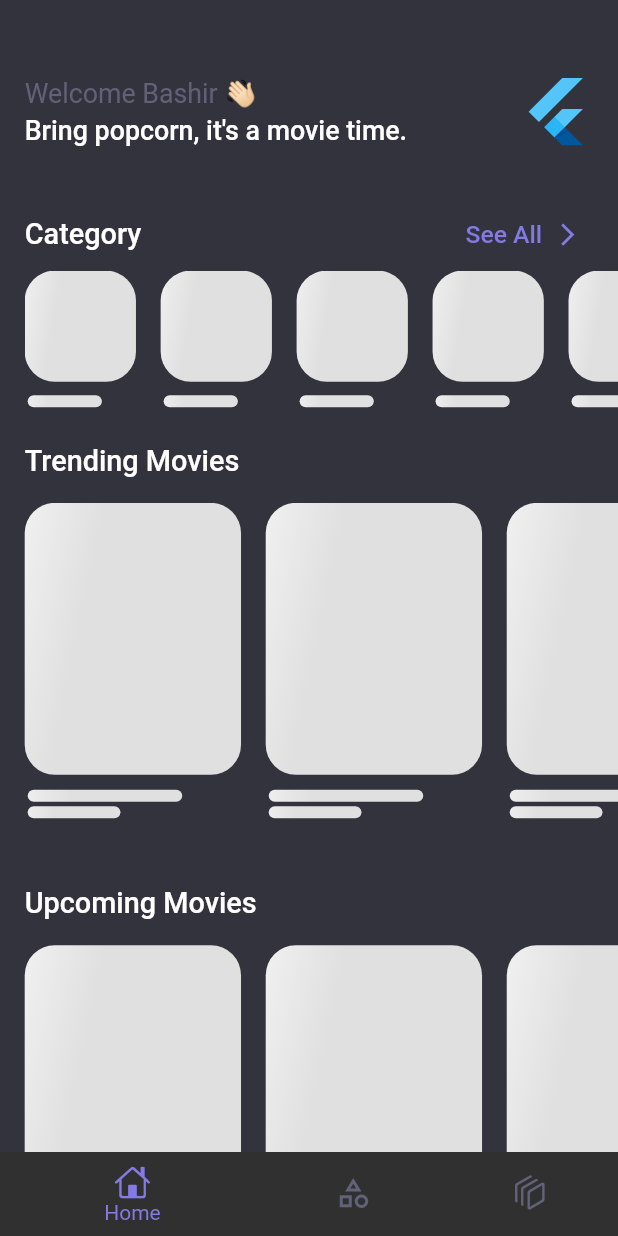
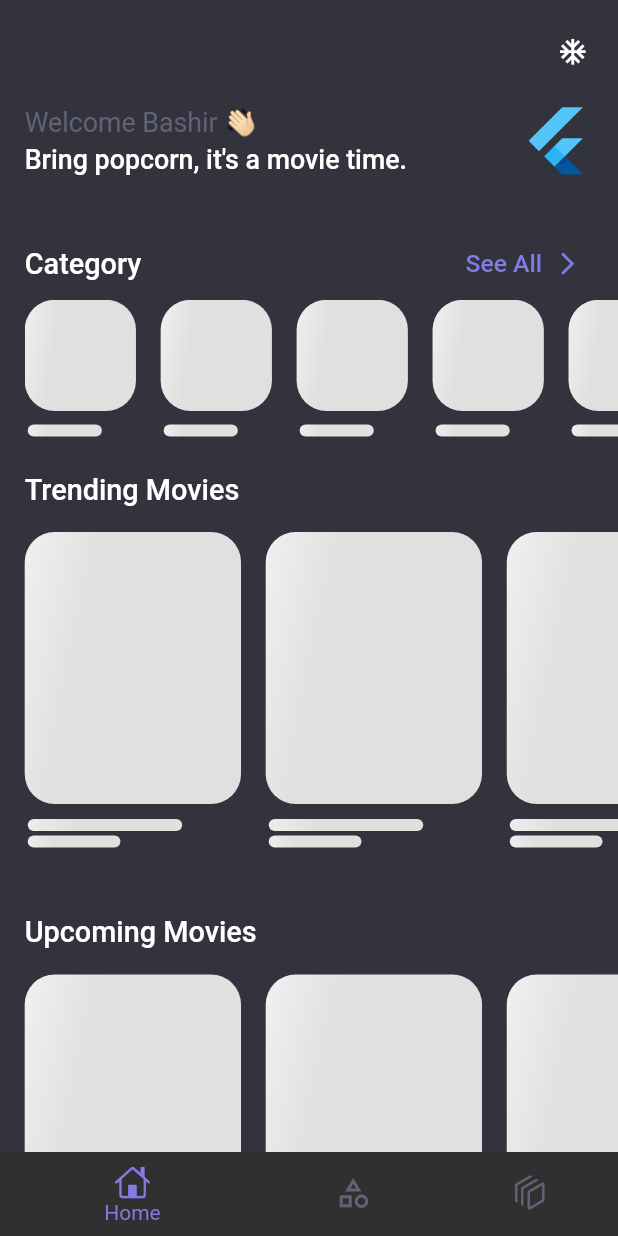
Before and after one commit to BashirAltereh/MoviesTest, a Flutter app: the screen it shows after launch, on a phone screen of 412 x 824 dp. Run offline on Flutter 3.47's test engine with Material 2 defaults, Android fonts, the phone set to English and light mode, and no system bars; our stand-ins replace bloc, cached_network_image, dartz, dio, easy_localization, flutter_bloc and 11 more; accounts and stored records are empty; generated files the repository leaves out were written again; network calls fail; statements that could not run were skipped.

Commit message:
-Enable dark/light theme

```diff
--- a/assets/translations/en.json
+++ b/assets/translations/en.json
@@ -18,5 +18,7 @@
   "plot_summary": "Plot Summary",
   "cast": "Cast",
   "no_movies": "No Movies",
-  "no_favorite_movies": "No Favorite Movies"
+  "no_favorite_movies": "No Favorite Movies",
+  "set_dark_theme": "Set Dark Theme",
+  "set_light_theme": "Set Light Theme"
 }
--- /dev/null
+++ b/lib/core/app_cubit/theme_cubit.dart
@@ -0,0 +1,19 @@
+import 'package:bloc/bloc.dart';
+import 'package:flutter/material.dart';
+import 'package:flutter/services.dart';
+import 'package:golcoin_movies/core/app_cubit/theme_state.dart';
+import 'package:injectable/injectable.dart';
+
+@lazySingleton
+class ThemeCubit extends Cubit<ThemeState> {
+  ThemeCubit() : super(const ThemeState.initial());
+
+  ThemeMode themeMode = ThemeMode.dark;
+
+  setTheme(ThemeMode themeMode) async {
+    emit(const ThemeState.initial());
+    this.themeMode = themeMode;
+    HapticFeedback.mediumImpact();
+    emit(ThemeState.loaded(themeMode));
+  }
+}
--- /dev/null
+++ b/lib/core/app_cubit/theme_state.dart
@@ -0,0 +1,12 @@
+import 'package:flutter/material.dart';
+import 'package:freezed_annotation/freezed_annotation.dart';
+
+part 'theme_state.freezed.dart';
+
+@freezed
+class ThemeState with _$ThemeState {
+  const factory ThemeState.initial() = Initial;
+
+  const factory ThemeState.loaded(ThemeMode? themeMode) = Loaded;
+
+}
--- /dev/null
+++ b/lib/core/views/widgets/switch_theme_widget.dart
@@ -0,0 +1,35 @@
+import 'package:easy_localization/easy_localization.dart';
+import 'package:flutter/cupertino.dart';
+import 'package:flutter/material.dart';
+import 'package:flutter_bloc/flutter_bloc.dart';
+import 'package:golcoin_movies/core/app_cubit/theme_cubit.dart';
+import 'package:golcoin_movies/core/app_cubit/theme_state.dart';
+import 'package:golcoin_movies/core/di/injection_container.dart';
+
+class SwitchThemeWidget extends StatelessWidget {
+  const SwitchThemeWidget({super.key});
+
+  @override
+  Widget build(BuildContext context) {
+    ThemeCubit themeCubit = getIt<ThemeCubit>();
+
+    return BlocBuilder<ThemeCubit, ThemeState>(
+        bloc: themeCubit,
+        builder: (context, state) {
+          return Row(
+            mainAxisAlignment: MainAxisAlignment.end,
+            children: [
+              Tooltip(
+                message: themeCubit.themeMode == ThemeMode.dark ? 'set_light_theme'.tr() : 'set_dark_theme'.tr(),
+                child: CupertinoButton(
+                    child: Icon(themeCubit.themeMode == ThemeMode.dark ? Icons.ac_unit : Icons.mode_night_sharp,
+                        color: Theme.of(context).colorScheme.primaryContainer),
+                    onPressed: () {
+                      themeCubit.setTheme(themeCubit.themeMode == ThemeMode.dark ? ThemeMode.light : ThemeMode.dark);
+                    }),
+              ),
+            ],
+          );
+        });
+  }
+}
--- a/lib/freatures/home/views/pages/home_page.dart
+++ b/lib/freatures/home/views/pages/home_page.dart
@@ -2,6 +2,7 @@
 import 'package:flutter/material.dart';
 import 'package:golcoin_movies/core/di/injection_container.dart';
 import 'package:golcoin_movies/core/views/widgets/main_scaffold.dart';
+import 'package:golcoin_movies/core/views/widgets/switch_theme_widget.dart';
 import 'package:golcoin_movies/freatures/home/views/widgets/movies/movies_list.dart';
 import 'package:sizer/sizer.dart';
 
@@ -55,7 +56,11 @@
         child: ListView(
           children: [
             SizedBox(
-              height: 6.h,
+              height: 1.h,
+            ),
+            const SwitchThemeWidget(),
+            SizedBox(
+              height: 1.h,
             ),
             const WelcomeWidget(),
             SizedBox(
--- a/lib/freatures/saved/views/pages/favoriate_page.dart
+++ b/lib/freatures/saved/views/pages/favoriate_page.dart
@@ -43,9 +43,9 @@
               loaded: (result) {
                 if (result?.isEmpty ?? true) {
                   return Center(
-                    child: Text('no_favorite_movies'.tr(),
-                        style: Theme.of(context).textTheme.displayLarge?.copyWith(fontWeight: FontWeight.w500)),
-                  );
+                      child: Text('no_favorite_movies'.tr(),
+                          style: Theme.of(context).textTheme.displayLarge?.copyWith(
+                              fontWeight: FontWeight.w500, color: Theme.of(context).colorScheme.primaryContainer)));
                 }
                 return ListView.builder(
                     itemCount: result?.length ?? 0,
--- a/lib/main.dart
+++ b/lib/main.dart
@@ -1,5 +1,8 @@
 import 'package:flutter/material.dart';
 import 'package:easy_localization/easy_localization.dart';
+import 'package:flutter_bloc/flutter_bloc.dart';
+import 'package:golcoin_movies/core/app_cubit/theme_cubit.dart';
+import 'package:golcoin_movies/core/app_cubit/theme_state.dart';
 import 'package:golcoin_movies/core/theme/dark_theme.dart';
 import 'package:golcoin_movies/core/theme/light_theme.dart';
 import 'package:golcoin_movies/core/utils/constants.dart';
@@ -8,6 +11,7 @@
 
 import 'package:sizer/sizer.dart';
 
+import 'core/di/injection_container.dart';
 import 'freatures/home/views/pages/main_page.dart';
 
 init() async {
@@ -35,22 +39,28 @@
   // This widget is the root of your application.
   @override
   Widget build(BuildContext context) {
+    ThemeCubit themeCubit = getIt<ThemeCubit>();
 
     return Sizer(builder: (context, orientation, deviceType) {
       SizerUtil.height = Constants.kDesignSize.height;
       SizerUtil.width = Constants.kDesignSize.width;
 
+      return BlocBuilder<ThemeCubit,ThemeState>(
+          bloc: themeCubit,
+          builder: (context, state) {
             return MaterialApp(
             debugShowCheckedModeBanner: false,
             title: Constants.appName,
             theme: lightTheme(),
             darkTheme: darkTheme(),
-        themeMode: ThemeMode.dark,
+            themeMode: themeCubit.themeMode,
             localizationsDelegates: context.localizationDelegates,
             supportedLocales: context.supportedLocales,
             locale: context.locale,
             home: const MainPage(),
           );
+        }
+      );
     });
   }
 }
```
Also changed, not shown: lib/freatures/saved/views/widgets/favorite_movie_card.dart (+9 -5 lines), lib/freatures/search/views/pages/search_page.dart (+17 -8 lines), lib/core/app_cubit/theme_state.freezed.dart (added), lib/core/di/injection_container.config.dart. Lines whose indentation alone changed are shown as unchanged.
